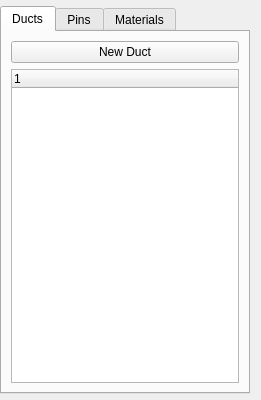
Qt form Application/qInputListWidget.ui (Sprunth/RGG) before a commit.
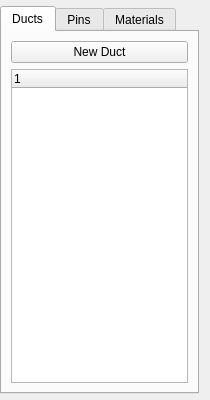
The same form after that commit.

What changed in the file:
```diff
--- a/Application/qInputListWidget.ui
+++ b/Application/qInputListWidget.ui
@@ -6,7 +6,7 @@
    <rect>
     <x>0</x>
     <y>0</y>
-    <width>261</width>
+    <width>210</width>
     <height>400</height>
    </rect>
   </property>
```
